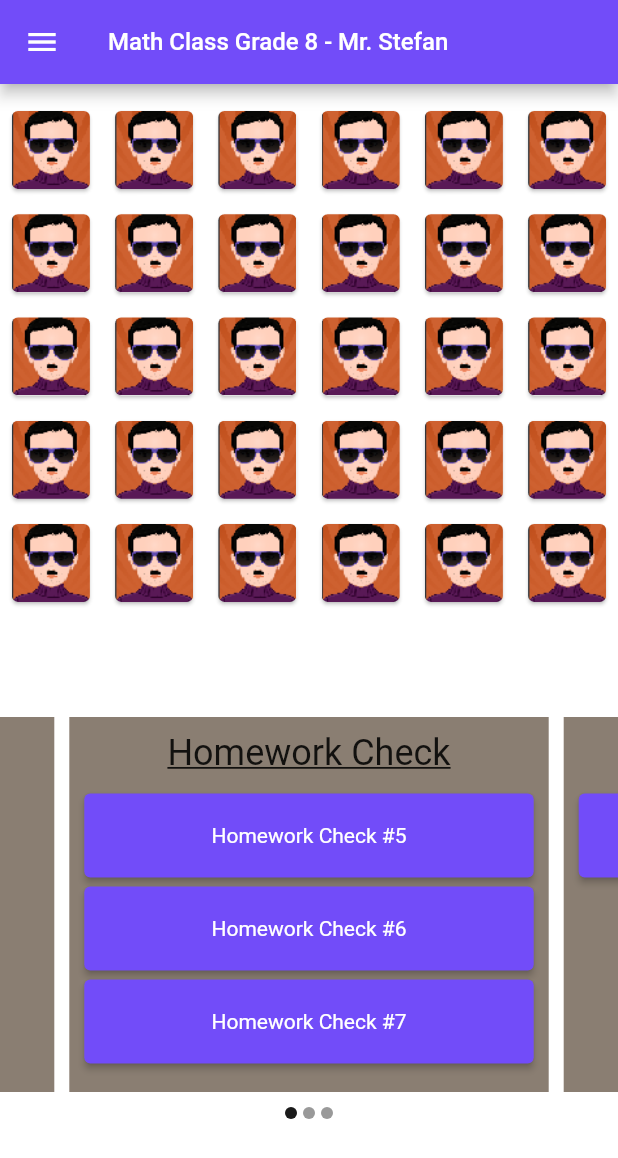
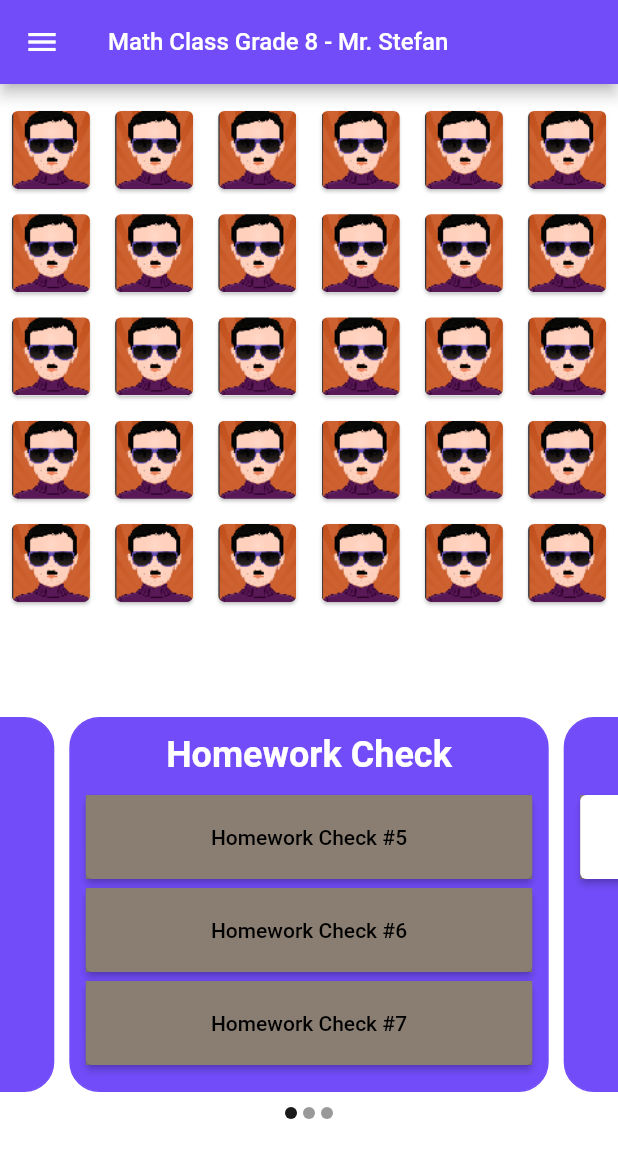
Before and after one commit to StefanTanaskovic/MathWiz, a Flutter app: the HomepageStudentScreen screen opened directly, on a phone screen of 412 x 824 dp. Shown: the top 1158 px of the screen. Run offline on Flutter 3.47's test engine with Material 2 defaults, Android fonts, the phone set to English and light mode, and no system bars; drawn by our look-alikes of carousel_slider.

Commit message:
unimportant changes

```diff
--- a/mathwiz_app/lib/views/homepage/homepage_student.dart
+++ b/mathwiz_app/lib/views/homepage/homepage_student.dart
@@ -28,7 +28,10 @@ final List<Widget> items = [HomeworkCheckHomepageBox(),RaceToTopHomepageBox(),Tr
     Size size = MediaQuery.of(context).size;
 
     return Scaffold(
-      appBar: AppBar(title: Text("Math Class Grade 8 - Mr. Stefan", style: TextStyle(fontSize: 16, ))),
+      appBar: AppBar(
+        title: Text("Math Class Grade 8 - Mr. Stefan",  style: TextStyle(fontSize: 16, )),
+        backgroundColor: kPrimaryColor,
+        ),
       drawer:HamMenu(size: size),
       body: Container(
         height: size.height,
--- a/mathwiz_app/lib/widgets/box_button.dart
+++ b/mathwiz_app/lib/widgets/box_button.dart
@@ -25,11 +25,12 @@ class BoxButton extends StatelessWidget {
           onPressed: press,
           child: Text(text),
           style: ElevatedButton.styleFrom(
+              onPrimary: Colors.white,
               primary: kPrimaryColor,
               shape: RoundedRectangleBorder(
                   borderRadius: BorderRadius.circular(50.0)),
               padding: EdgeInsets.symmetric(vertical: 20, horizontal: 40),
-              textStyle: TextStyle(color: textColor))),
+              )),
     );
   }
 }
--- a/mathwiz_app/lib/widgets/homework_check_homepage_box.dart
+++ b/mathwiz_app/lib/widgets/homework_check_homepage_box.dart
@@ -18,9 +18,10 @@ class HomeworkCheckHomepageBox extends StatelessWidget {
                       child: ElevatedButton(
                             child: Text('$i'),
                             style: ElevatedButton.styleFrom(
-                                primary: kPrimaryColor,
+                                primary: kSecondaryColor,
+                                onPrimary: Colors.black,
                                 padding: EdgeInsets.symmetric(vertical: 20, horizontal: 40),
-                                textStyle: TextStyle(color: Colors.white)),
+                                ),
                                 onPressed: () {
 
                                 },
@@ -38,15 +39,18 @@ class HomeworkCheckHomepageBox extends StatelessWidget {
       return Container(
         width: MediaQuery.of(context).size.width,
         margin: EdgeInsets.symmetric(horizontal: 5.0),
-
         decoration: BoxDecoration(
-          color: kSecondaryColor
+          border: Border.all(
+            color: kPrimaryColor,
+          ),
+          color: kPrimaryColor,
+          borderRadius: BorderRadius.all(Radius.circular(20))
         ),
         child: Column(
 
           children:  <Widget>[
             SizedBox(height: 10),
-            Text('Homework Check',textAlign: TextAlign.center ,style: TextStyle(fontSize: 24.0,decoration: TextDecoration.underline,)),
+            Text('Homework Check',textAlign: TextAlign.center ,style: TextStyle(fontWeight: FontWeight.bold,fontSize: 24.0,color: Colors.white)),
             SizedBox(height: 10),
             for(var item in activtyList ) Container(child: item),
 
--- a/mathwiz_app/lib/widgets/race_to_top_homepage_box.dart
+++ b/mathwiz_app/lib/widgets/race_to_top_homepage_box.dart
@@ -11,16 +11,16 @@ class RaceToTopHomepageBox extends StatelessWidget {
                     return Container(
                       width: MediaQuery.of(context).size.width,
                       margin: EdgeInsets.symmetric(vertical:3 ,horizontal:10),
-
                       decoration: BoxDecoration(
                         color: kSecondaryColor
                       ),
                       child: ElevatedButton(
                             child: Text('$i'),
-                            style: ElevatedButton.styleFrom(
-                                primary: kPrimaryColor,
+                          style: ElevatedButton.styleFrom(
+                                primary: Colors.white,
+                                onPrimary: Colors.black,
                                 padding: EdgeInsets.symmetric(vertical: 20, horizontal: 40),
-                                textStyle: TextStyle(color: Colors.white)),
+                                ),
                                 onPressed: () {
 
                                 },
@@ -38,15 +38,17 @@ class RaceToTopHomepageBox extends StatelessWidget {
       return Container(
         width: MediaQuery.of(context).size.width,
         margin: EdgeInsets.symmetric(horizontal: 5.0),
-
         decoration: BoxDecoration(
-          color: kSecondaryColor
+          border: Border.all(
+            color: kPrimaryColor,
+          ),
+          color: kPrimaryColor,
+          borderRadius: BorderRadius.all(Radius.circular(20))
         ),
         child: Column(
-
           children:  <Widget>[
             SizedBox(height: 10),
-            Text('Race to the Top',textAlign: TextAlign.center ,style: TextStyle(fontSize: 24.0,decoration: TextDecoration.underline,)),
+            Text('Race to the Top',textAlign: TextAlign.center ,style: TextStyle(fontWeight: FontWeight.bold,fontSize: 24.0,color: Colors.white)),
             SizedBox(height: 10),
             for(var item in activtyList ) Container(child: item),
 
--- a/mathwiz_app/lib/widgets/trivia_homepage_box.dart
+++ b/mathwiz_app/lib/widgets/trivia_homepage_box.dart
@@ -11,16 +11,16 @@ class TriviaHomepageBox extends StatelessWidget {
                     return Container(
                       width: MediaQuery.of(context).size.width,
                       margin: EdgeInsets.symmetric(vertical:3 ,horizontal:10),
-
                       decoration: BoxDecoration(
                         color: kSecondaryColor
                       ),
                       child: ElevatedButton(
                             child: Text('$i'),
                             style: ElevatedButton.styleFrom(
-                                primary: kPrimaryColor,
+                                primary: kSecondaryColor,
+                                onPrimary: Colors.black,
                                 padding: EdgeInsets.symmetric(vertical: 20, horizontal: 40),
-                                textStyle: TextStyle(color: Colors.white)),
+                                ),
                                 onPressed: () {
 
                                 },
@@ -38,15 +38,18 @@ class TriviaHomepageBox extends StatelessWidget {
       return Container(
         width: MediaQuery.of(context).size.width,
         margin: EdgeInsets.symmetric(horizontal: 5.0),
-
         decoration: BoxDecoration(
-          color: kSecondaryColor
+          border: Border.all(
+            color: kPrimaryColor,
+          ),
+          color: kPrimaryColor,
+          borderRadius: BorderRadius.all(Radius.circular(20))
         ),
         child: Column(
 
           children:  <Widget>[
             SizedBox(height: 10),
-            Text('Trivia',textAlign: TextAlign.center ,style: TextStyle(fontSize: 24.0,decoration: TextDecoration.underline,)),
+            Text('Trivia',textAlign: TextAlign.center ,style: TextStyle(fontWeight: FontWeight.bold,fontSize: 24.0,color: Colors.white)),
             SizedBox(height: 10),
             for(var item in activtyList ) Container(child: item),
 
```
